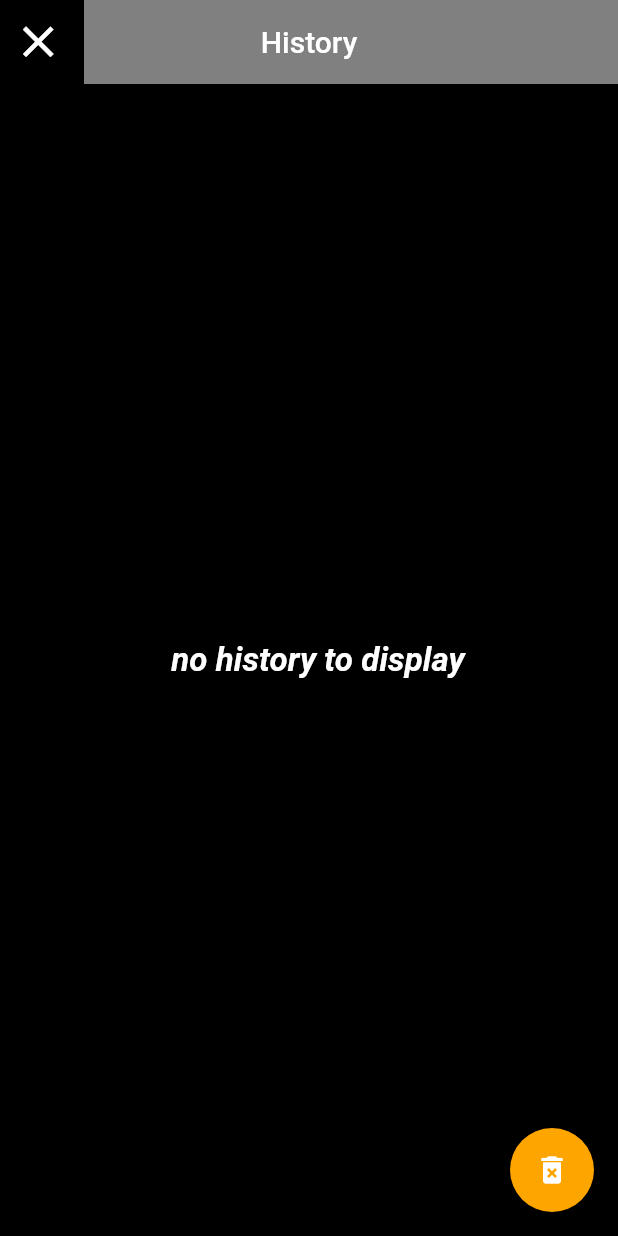
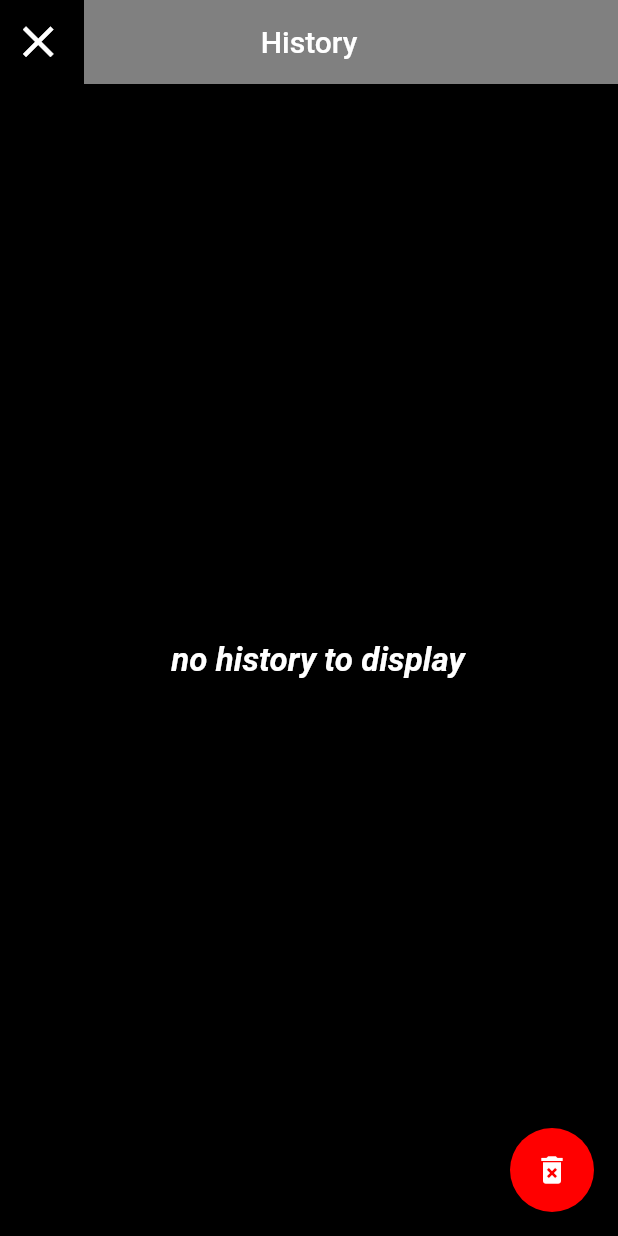
Before and after one commit to ntobeko-dindi/BasicCalculator, a Flutter app: the History screen opened directly, on a phone screen of 412 x 824 dp. Run offline on Flutter 3.47's test engine with Material 2 defaults, Android fonts, the phone set to English and light mode, and no system bars; our stand-ins replace shared_preferences; accounts and stored records are empty.

Commit message:
changed the delete fab button color

```diff
--- a/calculator/lib/pages/history.dart
+++ b/calculator/lib/pages/history.dart
@@ -82,7 +82,7 @@ class _HistoryState extends State<History> {
               ),
       ),
       floatingActionButton: FloatingActionButton(
-        backgroundColor: AppColours.orange,
+        backgroundColor: AppColours.red,
         child: Icon(Icons.delete_forever),
         onPressed: () {
           clearHistory();
```
